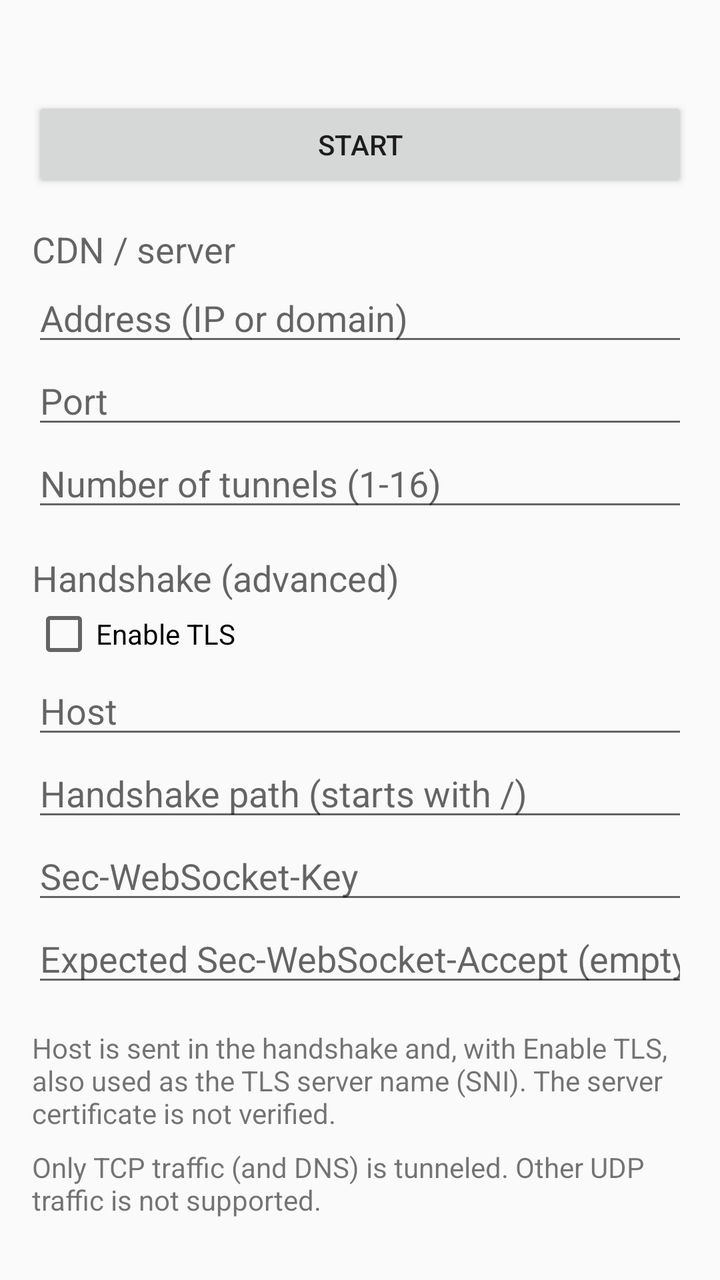
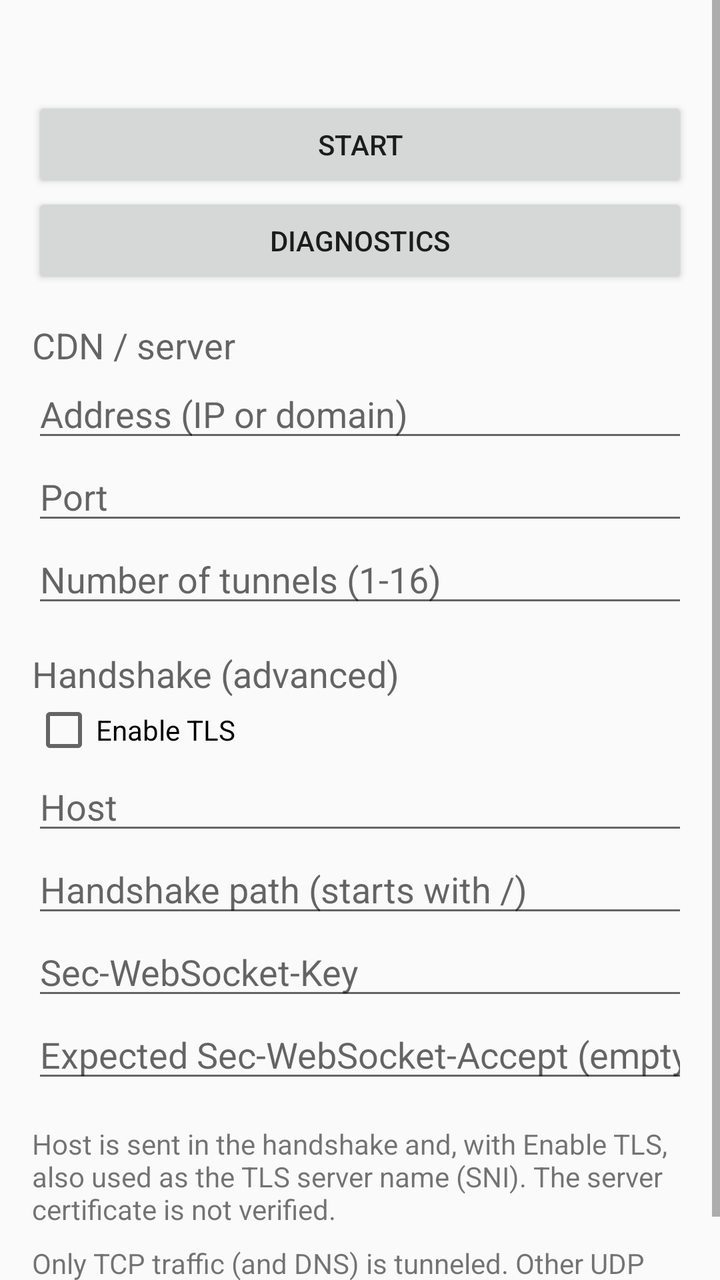

An Android layout rendered at two revisions. The XML below is the earlier revision; the diff shows what the commit changed to produce the second picture.
<!-- AndroidManifest.xml: application theme android:Theme.Material.Light.DarkActionBar -->
<!-- res/layout/activity_main.xml -->
<?xml version="1.0" encoding="utf-8"?>
<ScrollView xmlns:android="http://schemas.android.com/apk/res/android"
    android:layout_width="match_parent"
    android:layout_height="match_parent"
    android:fillViewport="true">

    <LinearLayout
        android:layout_width="match_parent"
        android:layout_height="wrap_content"
        android:orientation="vertical"
        android:padding="16dp">

        <TextView
            android:id="@+id/status"
            android:layout_width="match_parent"
            android:layout_height="wrap_content"
            android:textAppearance="?android:attr/textAppearanceMedium"
            android:paddingBottom="8dp" />

        <Button
            android:id="@+id/toggle_button"
            android:layout_width="match_parent"
            android:layout_height="wrap_content"
            android:text="@string/button_start" />

        <Button
            android:id="@+id/battery_button"
            android:layout_width="match_parent"
            android:layout_height="wrap_content"
            android:text="@string/button_battery"
            android:visibility="gone" />

        <TextView
            android:layout_width="match_parent"
            android:layout_height="wrap_content"
            android:paddingTop="16dp"
            android:text="@string/section_server"
            android:textAppearance="?android:attr/textAppearanceMedium" />

        <EditText
            android:id="@+id/cdn_address"
            android:layout_width="match_parent"
            android:layout_height="wrap_content"
            android:hint="@string/hint_address"
            android:inputType="textUri"
            android:singleLine="true" />

        <EditText
            android:id="@+id/cdn_port"
            android:layout_width="match_parent"
            android:layout_height="wrap_content"
            android:hint="@string/hint_port"
            android:inputType="number"
            android:singleLine="true" />

        <EditText
            android:id="@+id/tunnel_count"
            android:layout_width="match_parent"
            android:layout_height="wrap_content"
            android:hint="@string/hint_tunnels"
            android:inputType="number"
            android:singleLine="true" />

        <TextView
            android:layout_width="match_parent"
            android:layout_height="wrap_content"
            android:paddingTop="16dp"
            android:text="@string/section_handshake"
            android:textAppearance="?android:attr/textAppearanceMedium" />

        <CheckBox
            android:id="@+id/use_tls"
            android:layout_width="match_parent"
            android:layout_height="wrap_content"
            android:text="@string/label_use_tls" />

        <EditText
            android:id="@+id/handshake_host"
            android:layout_width="match_parent"
            android:layout_height="wrap_content"
            android:hint="@string/hint_handshake_host"
            android:inputType="textUri"
            android:singleLine="true" />

        <EditText
            android:id="@+id/handshake_path"
            android:layout_width="match_parent"
            android:layout_height="wrap_content"
            android:hint="@string/hint_handshake_path"
            android:inputType="textUri"
            android:singleLine="true" />

        <EditText
            android:id="@+id/ws_key"
            android:layout_width="match_parent"
            android:layout_height="wrap_content"
            android:hint="@string/hint_ws_key"
            android:inputType="text"
            android:singleLine="true" />

        <EditText
            android:id="@+id/ws_accept"
            android:layout_width="match_parent"
            android:layout_height="wrap_content"
            android:hint="@string/hint_ws_accept"
            android:inputType="text"
            android:singleLine="true" />

        <TextView
            android:layout_width="match_parent"
            android:layout_height="wrap_content"
            android:paddingTop="16dp"
            android:text="@string/note_tls"
            android:textAppearance="?android:attr/textAppearanceSmall" />

        <TextView
            android:layout_width="match_parent"
            android:layout_height="wrap_content"
            android:paddingTop="8dp"
            android:text="@string/note_tcp_only"
            android:textAppearance="?android:attr/textAppearanceSmall" />
    </LinearLayout>
</ScrollView>
<!-- resources referenced by this layout -->
<resources>
  <string name="button_battery">Allow running in background (battery)</string>
  <string name="button_start">Start</string>
  <string name="hint_address">Address (IP or domain)</string>
  <string name="hint_handshake_host">Host</string>
  <string name="hint_handshake_path">Handshake path (starts with /)</string>
  <string name="hint_port">Port</string>
  <string name="hint_tunnels">Number of tunnels (1-16)</string>
  <string name="hint_ws_accept">Expected Sec-WebSocket-Accept (empty = do not check)</string>
  <string name="hint_ws_key">Sec-WebSocket-Key</string>
  <string name="label_use_tls">Enable TLS</string>
  <string name="note_tcp_only">Only TCP traffic (and DNS) is tunneled. Other UDP traffic is not supported.</string>
  <string name="note_tls">Host is sent in the handshake and, with Enable TLS, also used as the TLS server name (SNI). The server certificate is not verified.</string>
  <string name="section_handshake">Handshake (advanced)</string>
  <string name="section_server">CDN / server</string>
</resources>

<!-- the commit's change to res/layout/activity_main.xml (unified diff, before → after) -->
@@ -22,6 +22,12 @@
             android:layout_width="match_parent"
             android:layout_height="wrap_content"
             android:text="@string/button_start" />
+
+        <Button
+            android:id="@+id/diagnostics_button"
+            android:layout_width="match_parent"
+            android:layout_height="wrap_content"
+            android:text="@string/button_diagnostics" />
 
         <Button
             android:id="@+id/battery_button"
<!-- resource entries referenced after the edit -->
@@ -1,6 +1,7 @@
 <!-- resources referenced by this layout -->
 <resources>
   <string name="button_battery">Allow running in background (battery)</string>
+  <string name="button_diagnostics">Diagnostics</string>
   <string name="button_start">Start</string>
   <string name="hint_address">Address (IP or domain)</string>
   <string name="hint_handshake_host">Host</string>
